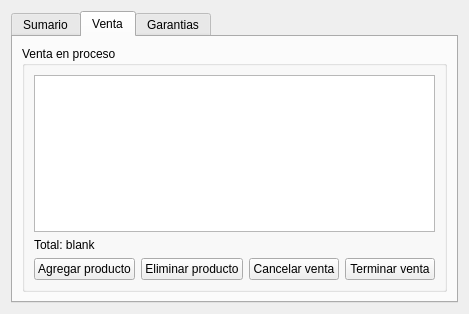
Old version of the form ui/employee.ui in the repository Matiti061/TecnoPC.
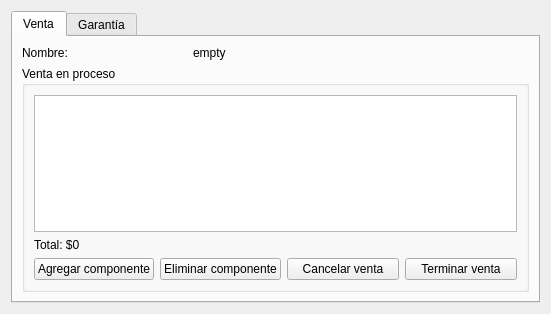
New version of the form. The open tabs and pages were chosen to show the change.

Patch:
```diff
--- a/ui/employee.ui
+++ b/ui/employee.ui
@@ -6,7 +6,7 @@
    <rect>
     <x>0</x>
     <y>0</y>
-    <width>469</width>
+    <width>551</width>
     <height>314</height>
    </rect>
   </property>
@@ -19,17 +19,12 @@
      <property name="currentIndex">
       <number>0</number>
      </property>
-     <widget class="QWidget" name="summary_tab">
-      <attribute name="title">
-       <string>Sumario</string>
-      </attribute>
-     </widget>
      <widget class="QWidget" name="sells_tab">
       <attribute name="title">
        <string>Venta</string>
       </attribute>
       <layout class="QGridLayout" name="gridLayout">
-       <item row="0" column="0" colspan="3">
+       <item row="1" column="0" colspan="3">
         <widget class="QGroupBox" name="groupBox">
          <property name="title">
           <string>Venta en proceso</string>
@@ -45,21 +40,21 @@
           <item row="1" column="1">
            <widget class="QLabel" name="sell_total_label">
             <property name="text">
-             <string>Total: blank</string>
+             <string>Total: $0</string>
             </property>
            </widget>
           </item>
           <item row="3" column="1">
            <widget class="QPushButton" name="sell_add_product">
             <property name="text">
-             <string>Agregar producto</string>
+             <string>Agregar componente</string>
             </property>
            </widget>
           </item>
           <item row="3" column="2">
            <widget class="QPushButton" name="sell_delete_product">
             <property name="text">
-             <string>Eliminar producto</string>
+             <string>Eliminar componente</string>
             </property>
            </widget>
           </item>
@@ -80,11 +75,25 @@
          </layout>
         </widget>
        </item>
+       <item row="0" column="0">
+        <widget class="QLabel" name="label_2">
+         <property name="text">
+          <string>Nombre:</string>
+         </property>
+        </widget>
+       </item>
+       <item row="0" column="1">
+        <widget class="QLabel" name="name_label">
+         <property name="text">
+          <string>empty</string>
+         </property>
+        </widget>
+       </item>
       </layout>
      </widget>
      <widget class="QWidget" name="warranty_tab">
       <attribute name="title">
-       <string>Garantias</string>
+       <string>Garantía</string>
       </attribute>
       <layout class="QGridLayout" name="gridLayout_5">
        <item row="0" column="0">
```
Left out of the diff: 8 changed lines with no effect on the pictures.
